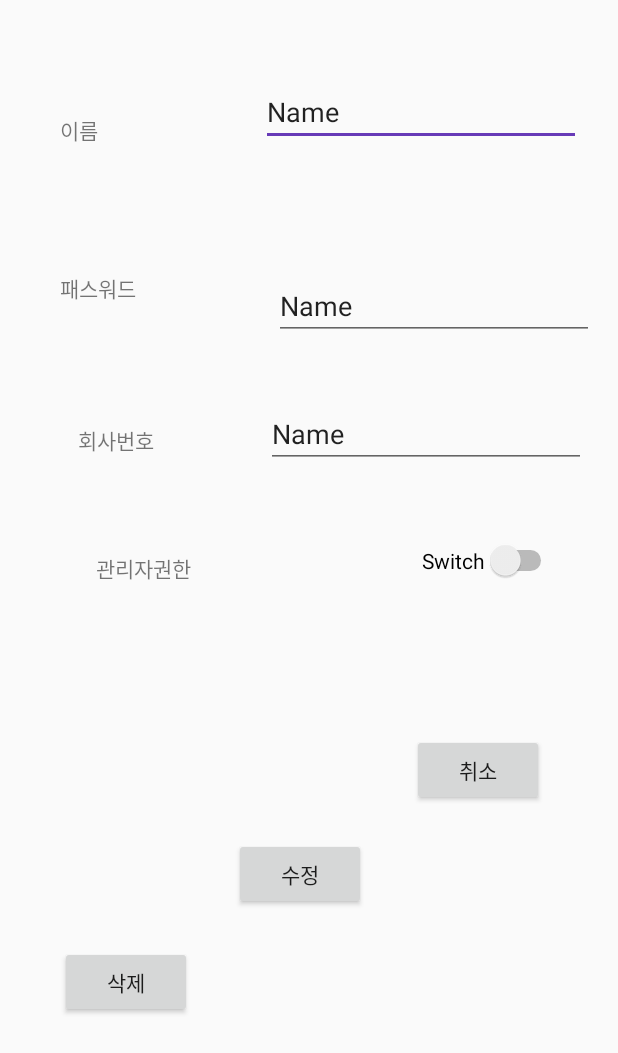
After one commit to minsub0922/midasit-mobile-10-client, an Android app: the DetailUserManagementActivity screen opened directly, with no data from a screen before it, on a phone screen of 412 x 824 dp. The commit adds this screen. Shown: the top 1053 px of the screen. Run offline under Robolectric (Android 15) with nearby library versions, the phone set to English and light mode, and no system bars.

Commit message:
회원 상세관리 틀

```diff
--- a/app/src/main/AndroidManifest.xml
+++ b/app/src/main/AndroidManifest.xml
@@ -16,21 +16,22 @@
         android:roundIcon="@mipmap/ic_launcher_round"
         android:supportsRtl="true"
         android:theme="@style/AppTheme">
-        <activity android:name=".ui.LoginActivity">
+        <activity android:name=".ui.LoginActivity"></activity>
+        <activity android:name=".ui.admin.DetailedMenuManagementActivity" />
+        <activity android:name=".ui.customer.CustomerMainActivity" />
+        <activity android:name=".ui.customer.MenuDetailActivity" />
+        <activity android:name=".ui.customer.OrderActivity" />
+        <activity android:name=".ui.admin.AdminMainActivity">
             <intent-filter>
                 <action android:name="android.intent.action.MAIN" />
 
                 <category android:name="android.intent.category.LAUNCHER" />
             </intent-filter>
         </activity>
-        <activity android:name=".ui.admin.DetailedMenuManagementActivity" />
-        <activity android:name=".ui.customer.CustomerMainActivity" />
-        <activity android:name=".ui.customer.MenuDetailActivity" />
-        <activity android:name=".ui.customer.OrderActivity" />
-        <activity android:name=".ui.admin.AdminMainActivity" />
-        <activity android:name=".ui.customer.CustomerShoppingCartActivity"></activity>
+        <activity android:name=".ui.customer.CustomerShoppingCartActivity" />
         <activity android:name=".ui.admin.TextUpdateActivity" />
         <activity android:name=".ui.admin.AdminAddMenuActivity" />
+        <activity android:name=".ui.admin.DetailUserManagementActivity"></activity>
     </application>
 
 </manifest>
--- a/app/src/main/java/com/example/minseop/midasit/ui/adapter/UserRecyclerAdapter.java
+++ b/app/src/main/java/com/example/minseop/midasit/ui/adapter/UserRecyclerAdapter.java
@@ -1,5 +1,6 @@
 package com.example.minseop.midasit.ui.adapter;
 
+import android.content.Intent;
 import android.support.annotation.NonNull;
 import android.support.v7.widget.RecyclerView;
 import android.view.LayoutInflater;
@@ -9,6 +10,7 @@ import android.widget.TextView;
 
 import com.example.minseop.midasit.R;
 import com.example.minseop.midasit.model.Account;
+import com.example.minseop.midasit.ui.admin.DetailUserManagementActivity;
 
 import java.util.List;
 
@@ -34,6 +36,7 @@ public class UserRecyclerAdapter extends RecyclerView.Adapter<UserRecyclerAdapte
 
         holder.username.setText(account.getUsername());
         holder.employeeNumber.setText(account.getEmployeeNumber());
+        holder.id = account.getId();
     }
 
     @Override
@@ -45,11 +48,24 @@ public class UserRecyclerAdapter extends RecyclerView.Adapter<UserRecyclerAdapte
 
         private TextView username;
         private TextView employeeNumber;
+        int id;
 
-        public UserRecyclerViewHolder(View itemView) {
+        public UserRecyclerViewHolder(final View itemView) {
             super(itemView);
             username = itemView.findViewById(R.id.card_user_management_username);
             employeeNumber = itemView.findViewById(R.id.card_user_management_employee_number);
+
+
+            itemView.setOnClickListener(new View.OnClickListener() {
+                @Override
+                public void onClick(View view) {
+                    Intent intent = new Intent(itemView.getContext(), DetailUserManagementActivity.class);
+                    intent.putExtra("username",username.getText().toString());
+                    intent.putExtra("employeenumber",employeeNumber.getText().toString());
+                    intent.putExtra("id",id);
+                    itemView.getContext().startActivity(intent);
+                }
+            });
         }
     }
 
--- /dev/null
+++ b/app/src/main/java/com/example/minseop/midasit/ui/admin/DetailUserManagementActivity.java
@@ -0,0 +1,18 @@
+package com.example.minseop.midasit.ui.admin;
+
+import android.support.v7.app.AppCompatActivity;
+import android.os.Bundle;
+
+import com.example.minseop.midasit.R;
+
+public class DetailUserManagementActivity extends AppCompatActivity {
+
+    @Override
+    protected void onCreate(Bundle savedInstanceState) {
+        super.onCreate(savedInstanceState);
+        setContentView(R.layout.activity_detail_user_management);
+
+
+
+    }
+}
--- /dev/null
+++ b/app/src/main/res/layout/activity_detail_user_management.xml
@@ -0,0 +1,148 @@
+<?xml version="1.0" encoding="utf-8"?>
+<android.support.constraint.ConstraintLayout xmlns:android="http://schemas.android.com/apk/res/android"
+    xmlns:app="http://schemas.android.com/apk/res-auto"
+    xmlns:tools="http://schemas.android.com/tools"
+    android:layout_width="match_parent"
+    android:layout_height="match_parent"
+    tools:context="com.example.minseop.midasit.ui.admin.DetailUserManagementActivity">
+
+    <Button
+        android:id="@+id/detail_delete"
+        android:layout_width="wrap_content"
+        android:layout_height="wrap_content"
+        android:layout_marginBottom="84dp"
+        android:layout_marginStart="40dp"
+        android:layout_marginTop="8dp"
+        android:text="삭제"
+        app:layout_constraintBottom_toBottomOf="parent"
+        app:layout_constraintStart_toStartOf="parent"
+        app:layout_constraintTop_toBottomOf="@+id/textView4"
+        app:layout_constraintVertical_bias="0.791" />
+
+    <Button
+        android:id="@+id/detail_fix"
+        android:layout_width="wrap_content"
+        android:layout_height="wrap_content"
+        android:layout_marginBottom="56dp"
+        android:layout_marginStart="28dp"
+        android:layout_marginTop="8dp"
+        android:text="수정"
+        app:layout_constraintBottom_toBottomOf="parent"
+        app:layout_constraintStart_toEndOf="@+id/detail_delete"
+        app:layout_constraintTop_toBottomOf="@+id/textView4" />
+
+    <Button
+        android:id="@+id/detail_cancle"
+        android:layout_width="wrap_content"
+        android:layout_height="wrap_content"
+        android:layout_marginBottom="8dp"
+        android:layout_marginEnd="8dp"
+        android:layout_marginStart="8dp"
+        android:layout_marginTop="8dp"
+        android:text="취소"
+        app:layout_constraintBottom_toBottomOf="parent"
+        app:layout_constraintEnd_toEndOf="parent"
+        app:layout_constraintHorizontal_bias="0.35"
+        app:layout_constraintStart_toEndOf="@+id/detail_fix"
+        app:layout_constraintTop_toBottomOf="@+id/PerSwitch"
+        app:layout_constraintVertical_bias="0.252" />
+
+    <TextView
+        android:id="@+id/textView"
+        android:layout_width="wrap_content"
+        android:layout_height="wrap_content"
+        android:layout_marginStart="40dp"
+        android:layout_marginTop="76dp"
+        android:text="이름"
+        app:layout_constraintStart_toStartOf="parent"
+        app:layout_constraintTop_toTopOf="parent" />
+
+    <TextView
+        android:id="@+id/textView2"
+        android:layout_width="wrap_content"
+        android:layout_height="wrap_content"
+        android:layout_marginStart="40dp"
+        android:layout_marginTop="84dp"
+        android:text="패스워드"
+        app:layout_constraintStart_toStartOf="parent"
+        app:layout_constraintTop_toBottomOf="@+id/textView" />
+
+    <TextView
+        android:id="@+id/textView3"
+        android:layout_width="wrap_content"
+        android:layout_height="wrap_content"
+        android:layout_marginStart="52dp"
+        android:layout_marginTop="80dp"
+        android:text="회사번호"
+        app:layout_constraintStart_toStartOf="parent"
+        app:layout_constraintTop_toBottomOf="@+id/textView2" />
+
+    <TextView
+        android:id="@+id/textView4"
+        android:layout_width="wrap_content"
+        android:layout_height="wrap_content"
+        android:layout_marginStart="64dp"
+        android:layout_marginTop="64dp"
+        android:text="관리자권한"
+        app:layout_constraintStart_toStartOf="parent"
+        app:layout_constraintTop_toBottomOf="@+id/textView3" />
+
+    <EditText
+        android:id="@+id/user_name_editText"
+        android:layout_width="wrap_content"
+        android:layout_height="wrap_content"
+        android:layout_marginEnd="8dp"
+        android:layout_marginStart="8dp"
+        android:layout_marginTop="52dp"
+        android:ems="10"
+        android:inputType="textPersonName"
+        android:text="Name"
+        app:layout_constraintEnd_toEndOf="parent"
+        app:layout_constraintHorizontal_bias="0.857"
+        app:layout_constraintStart_toEndOf="@+id/textView"
+        app:layout_constraintTop_toTopOf="parent" />
+
+    <EditText
+        android:id="@+id/password_editText"
+        android:layout_width="wrap_content"
+        android:layout_height="wrap_content"
+        android:layout_marginEnd="8dp"
+        android:layout_marginStart="8dp"
+        android:layout_marginTop="84dp"
+        android:ems="10"
+        android:inputType="textPersonName"
+        android:text="Name"
+        app:layout_constraintEnd_toEndOf="parent"
+        app:layout_constraintHorizontal_bias="0.913"
+        app:layout_constraintStart_toEndOf="@+id/textView2"
+        app:layout_constraintTop_toBottomOf="@+id/user_name_editText" />
+
+    <EditText
+        android:id="@+id/employee_number_editText"
+        android:layout_width="wrap_content"
+        android:layout_height="wrap_content"
+        android:layout_marginEnd="8dp"
+        android:layout_marginStart="8dp"
+        android:layout_marginTop="40dp"
+        android:ems="10"
+        android:inputType="textPersonName"
+        android:text="Name"
+        app:layout_constraintEnd_toEndOf="parent"
+        app:layout_constraintHorizontal_bias="0.836"
+        app:layout_constraintStart_toEndOf="@+id/textView3"
+        app:layout_constraintTop_toBottomOf="@+id/password_editText" />
+
+    <Switch
+        android:id="@+id/PerSwitch"
+        android:layout_width="wrap_content"
+        android:layout_height="wrap_content"
+        android:layout_marginEnd="8dp"
+        android:layout_marginStart="124dp"
+        android:layout_marginTop="48dp"
+        android:text="Switch"
+        app:layout_constraintEnd_toEndOf="parent"
+        app:layout_constraintHorizontal_bias="0.483"
+        app:layout_constraintStart_toEndOf="@+id/textView4"
+        app:layout_constraintTop_toBottomOf="@+id/employee_number_editText" />
+
+</android.support.constraint.ConstraintLayout>
```
